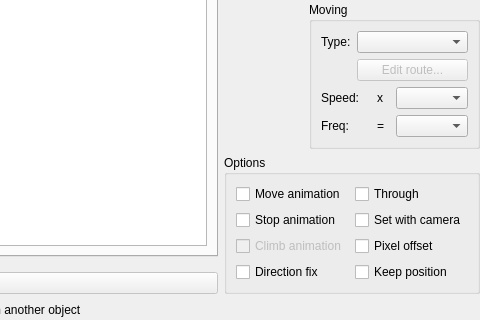
Before: the Qt Designer form Editor/CustomWidgets/panelobject.ui in RPG-Paper-Maker/RPG-Paper-Maker, drawn with Qt 5; both pictures show x 299 to 779 and y 348 to 668 of the 779 by 668 pixel window.
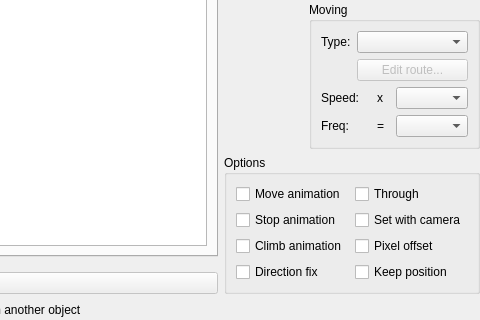
After: the same form once the commit is applied. Custom widgets are drawn as their Qt base class.

```diff
--- a/Editor/CustomWidgets/panelobject.ui
+++ b/Editor/CustomWidgets/panelobject.ui
@@ -386,7 +386,7 @@
                 <item row="2" column="0">
                  <widget class="QCheckBox" name="checkBoxClimbAnimation">
                   <property name="enabled">
-                   <bool>false</bool>
+                   <bool>true</bool>
                   </property>
                   <property name="text">
                    <string>Climb animation</string>
```
